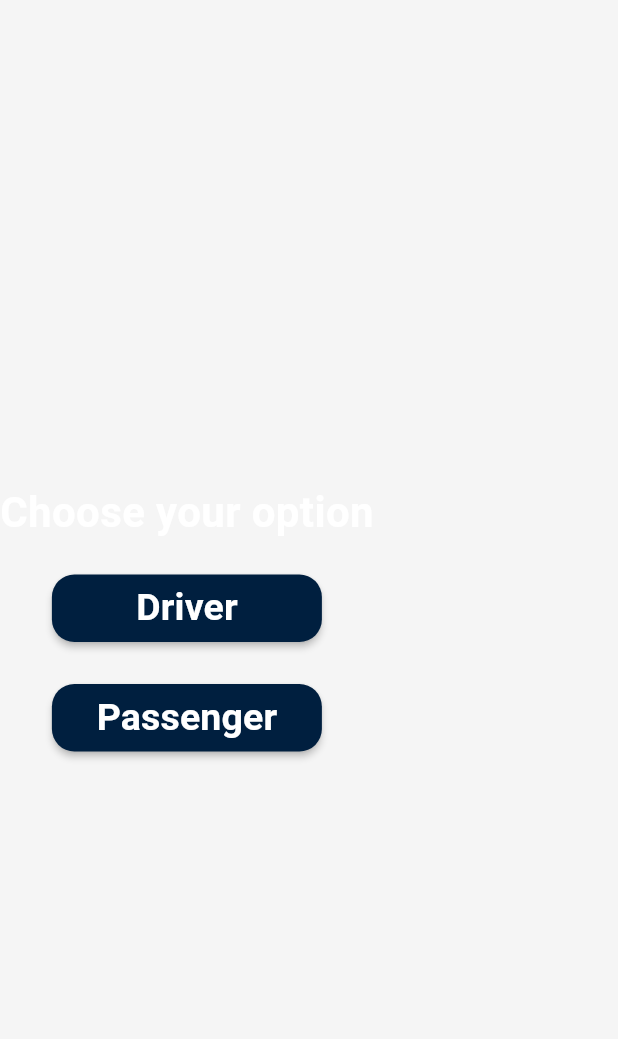
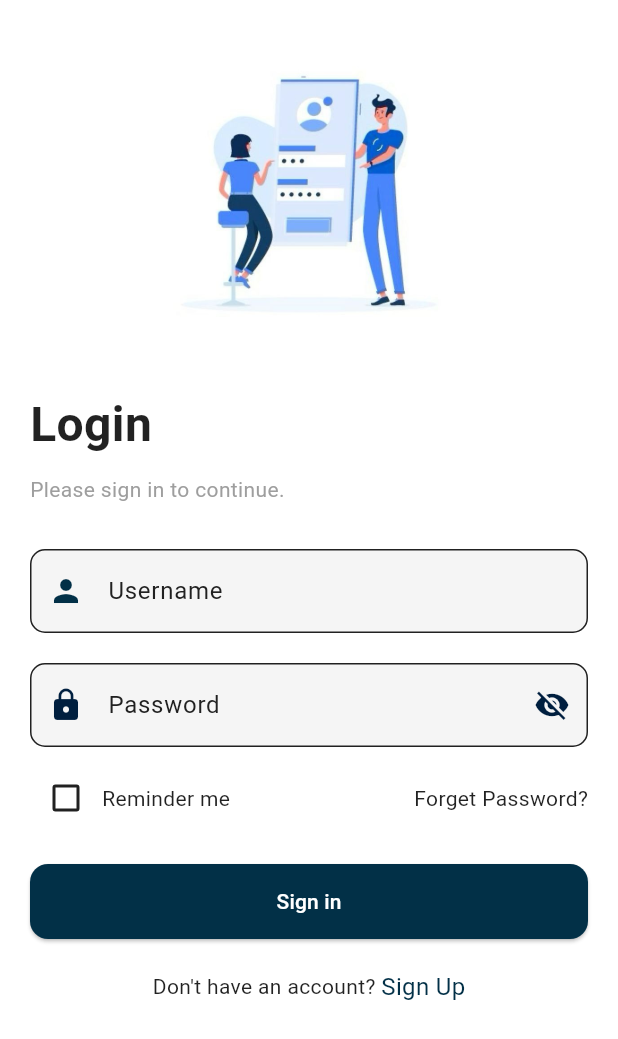
Before and after one commit to rawanhassan55/Tripi_x, a Flutter app: the ChooseOptionScreen widget shown alone on an empty page, opened directly, after a tap on "Passenger", on a phone screen of 412 x 824 dp. Shown: the top 1039 px of the screen. Run offline on Flutter 3.47's test engine with Material 3 defaults, Android fonts, the phone set to English and light mode, and no system bars.

Commit message:
update for passenger pages

```diff
--- a/lib/main.dart
+++ b/lib/main.dart
@@ -1,6 +1,8 @@
 import 'package:flutter/material.dart';
 import 'package:tripi_x/splash_view.dart';
+//import 'package:tripi_x/splash_view.dart';
 import 'package:tripi_x/styles/themes.dart';
+import 'package:tripi_x/views/passenger_view/views/login_view.dart';
 // import 'package:tripi_x/views/welcome_view/first_view.dart';
 
 void main() {
--- /dev/null
+++ b/lib/views/passenger_view/views/login_view.dart
@@ -0,0 +1,124 @@
+import 'package:flutter/material.dart';
+import 'package:tripi_x/styles/colors.dart';
+import 'package:tripi_x/views/passenger_view/views/password_recovery_view.dart';
+
+class LoginView extends StatefulWidget {
+  @override
+  _LoginViewState createState() => _LoginViewState();
+}
+
+class _LoginViewState extends State<LoginView> {
+  bool _rememberMe = false;
+
+  @override
+  Widget build(BuildContext context) {
+    return Scaffold(
+      backgroundColor: Color(0xFFFFFFFF),
+      body: Padding(
+        padding: const EdgeInsets.all(20.0),
+        child: SingleChildScrollView(
+          child: Column(
+            mainAxisAlignment: MainAxisAlignment.center,
+            crossAxisAlignment: CrossAxisAlignment.start,
+            children: [
+              Center(
+                child: Image.asset(
+                  'assets/images/passenger/login_illustration.jpg',
+                  height: 220,
+                ),
+              ),
+              const SizedBox(height: 20),
+              const Text(
+                'Login',
+                style: TextStyle(
+                  fontSize: 32,
+                  fontWeight: FontWeight.bold,
+                ),
+              ),
+              const SizedBox(height: 10),
+              const Text(
+                'Please sign in to continue.',
+                style: TextStyle(color: Colors.grey),
+              ),
+              const SizedBox(height: 30),
+              TextField(
+                decoration: InputDecoration(
+                  labelText: 'Username',
+                  prefixIcon: Icon(Icons.person,color: Color(0xff023047),),
+                  border: OutlineInputBorder(
+                    borderRadius: BorderRadius.circular(10),
+                  ),
+                ),
+              ),
+              const SizedBox(height: 20),
+              TextField(
+                obscureText: true,
+                decoration: InputDecoration(
+                  labelText: 'Password',
+                  prefixIcon: Icon(Icons.lock,color: AppColors.primary,),
+                  suffixIcon: Icon(Icons.visibility_off,color: AppColors.primary,),
+                  border: OutlineInputBorder(
+                    borderRadius: BorderRadius.circular(10),
+                  ),
+                ),
+              ),
+              const SizedBox(height: 10),
+              Row(
+                children: [
+                  Checkbox(
+                    value: _rememberMe,
+                    onChanged: (value) {
+                      setState(() {
+                        _rememberMe = value!;
+                      });
+                    },
+                  ),
+                  const Text('Reminder me'),
+                  Spacer(flex: 1,),
+                  InkWell(
+                    onTap: () =>Navigator.push(context,MaterialPageRoute(builder: (context)=>PasswordRecoveryView())),
+
+                    child: Text("Forget Password?"))
+                ],
+              ),
+              const SizedBox(height: 20),
+              SizedBox(
+                width: double.infinity,
+                child: ElevatedButton(
+                  style: ElevatedButton.styleFrom(
+                    backgroundColor: Color(0xff023047),
+                    padding: const EdgeInsets.symmetric(vertical: 15),
+                  ),
+                  onPressed: () {},
+                  child: Text(
+                    'Sign in',
+                    style: TextStyle(color: Colors.white ),
+                  ),
+                ),
+              ),
+              const SizedBox(height: 20),
+
+              Row(
+                mainAxisAlignment: MainAxisAlignment.center,
+                children: [
+                 const Text(
+                    "Don't have an account? "),
+                    GestureDetector(
+                      onTap: () {
+                      },
+                     child: Text(
+                      "Sign Up",
+                      style: TextStyle(
+                        fontSize: 16,
+                        color: Color(0xff023047),
+                      )),
+                    ),
+                ],
+              )
+            ],
+          ),
+        ),
+      ),
+    );
+  }
+}
--- a/lib/views/welcome_view/choose_option_view.dart
+++ b/lib/views/welcome_view/choose_option_view.dart
@@ -1,5 +1,6 @@
 import 'package:flutter/material.dart';
 import 'package:tripi_x/views/driver_view/views/signin_view.dart';
+import 'package:tripi_x/views/passenger_view/views/login_view.dart';
 import 'package:tripi_x/widgets/custom_button.dart';
 
 class ChooseOptionScreen extends StatelessWidget {
@@ -29,7 +30,15 @@ class ChooseOptionScreen extends StatelessWidget {
           },
         ),
         const SizedBox(height: 25),
-        ChooseButton(text: 'Passenger'),
+        ChooseButton(text: 'Passenger',
+        onPressed: () {
+           Navigator.push(
+              context,
+              MaterialPageRoute(builder: (context) => LoginView() ),
+            );
+        },
+        ),
+
       ],
     );
   }
--- a/pubspec.yaml
+++ b/pubspec.yaml
@@ -70,6 +70,7 @@ flutter:
   assets:
     - assets/images/backgrounds/
     - assets/icons/
+    - assets/images/passenger/
 
   # An image asset can refer to one or more resolution-specific "variants", see
   # https://flutter.dev/to/resolution-aware-images
```
Also changed, not shown: lib/views/passenger_view/views/password_recovery_view.dart (added, +74 -0 lines), lib/views/passenger_view/views/password_reset_view.dart (added, +56 -0 lines), lib/widgets/custom_password_field.dart (added, +49 -0 lines), assets/images/passenger/forget_password.jpg (added), assets/images/passenger/login_illustration.jpg (added).
